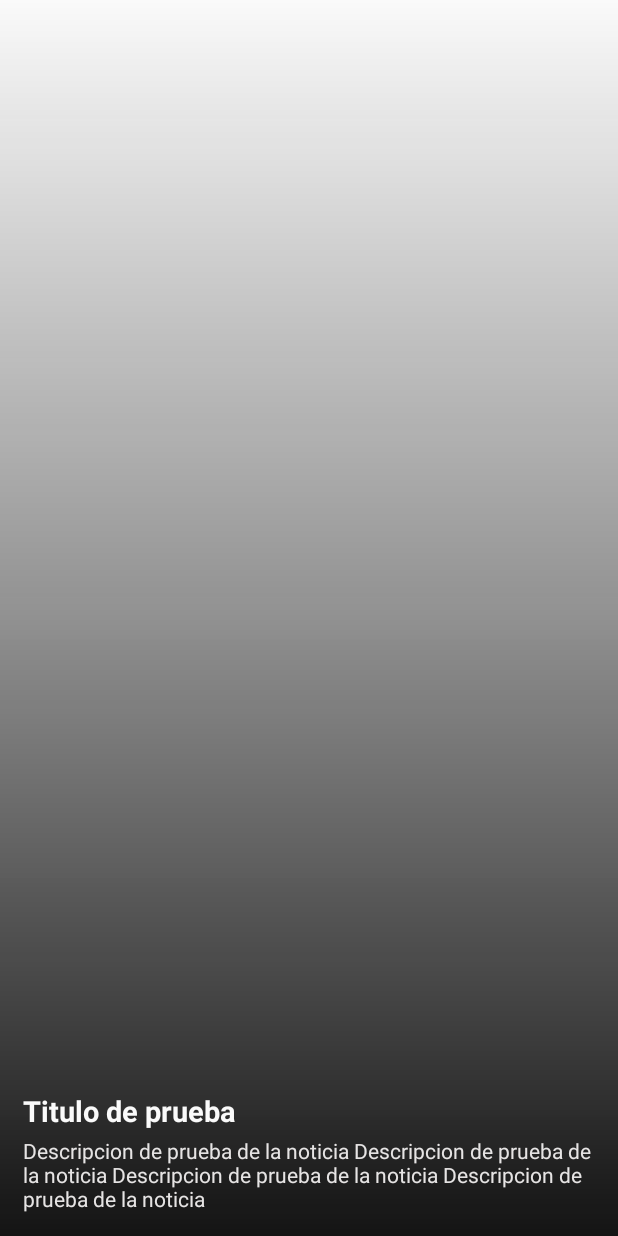
After one commit to CrissAlvarezH/NotiCorApp, an Android app: the layout fragment_slider.xml on its own in the app's theme, with its tools: preview values and no code run, on a phone screen of 412 x 824 dp. The commit adds this screen. Run offline under Robolectric (Android 15) with nearby library versions, the light colour scheme and no system bars.

Commit message:
Add news banner to News Fragment

```diff
--- a/app/src/main/java/helpers/cristian/com/ubiety/MainActivity.java
+++ b/app/src/main/java/helpers/cristian/com/ubiety/MainActivity.java
@@ -92,8 +92,11 @@ public class MainActivity extends AppCompatActivity  implements View.OnClickList
         dbManager = new DBManager(this);
 
         if ( dbManager.getUsuarioLogeado() == null ) {
+            /*
+             * Si no está logueado se sobre-entiende que es un estudiante
+             */
 
-            FirebaseMessaging.getInstance().subscribeToTopic("Estudiantes")
+            FirebaseMessaging.getInstance().subscribeToTopic("ESTUDIANTE")
                     .addOnSuccessListener(new OnSuccessListener<Void>() {
                 @Override
                 public void onSuccess(Void aVoid) {
@@ -365,6 +368,7 @@ public class MainActivity extends AppCompatActivity  implements View.OnClickList
                                 dbManager.insertarFacultades( resServer.getFacultades() );
                                 dbManager.insertarNotificaciones( resServer.getNotificaciones() );
                                 dbManager.insertarCarreras( resServer.getCarreras() );
+                                dbManager.insertarNoticias( resServer.getNoticias() );
 
                                 runOnUiThread(new Runnable() {
                                     @Override
--- a/app/src/main/java/helpers/cristian/com/ubiety/NoticiasCarreraActivity.java
+++ b/app/src/main/java/helpers/cristian/com/ubiety/NoticiasCarreraActivity.java
@@ -126,7 +126,6 @@ public class NoticiasCarreraActivity extends AppCompatActivity {
 
     private class PagerBanners extends FragmentPagerAdapter {
         private ArrayList<Fragment> fragmentos;
-        private ArrayList<Noticia> banners = new ArrayList<>();
 
         public PagerBanners(FragmentManager fm, ArrayList<Noticia> banners) {
             super(fm);
@@ -134,7 +133,7 @@ public class NoticiasCarreraActivity extends AppCompatActivity {
             fragmentos = new ArrayList<>();
 
             for (Noticia banner : banners) {
-                fragmentos.add( SliderFragment.getInstanciaBanner(banner) );
+                fragmentos.add( SliderFragment.getInstanciaNoticia(banner) );
             }
         }
 
@@ -162,7 +161,7 @@ public class NoticiasCarreraActivity extends AppCompatActivity {
             fragmentos = new ArrayList<>();
 
             for (Noticia banner : banners) {
-                fragmentos.add( SliderFragment.getInstanciaBanner(banner) );
+                fragmentos.add( SliderFragment.getInstanciaNoticia(banner) );
             }
 
             notifyDataSetChanged();
--- a/app/src/main/java/helpers/cristian/com/ubiety/utilidades/Constantes.java
+++ b/app/src/main/java/helpers/cristian/com/ubiety/utilidades/Constantes.java
@@ -1,6 +1,8 @@
 package helpers.cristian.com.ubiety.utilidades;
 
 public class Constantes {
+
+    public static final String TAG_DEBUG = "TagDebug";
 
     public interface URLs {
         String BASE_URL = "http://192.168.1.4/";
--- /dev/null
+++ b/app/src/main/res/drawable/negro_semitrans_gradient.xml
@@ -0,0 +1,11 @@
+<?xml version="1.0" encoding="utf-8"?>
+<shape xmlns:android="http://schemas.android.com/apk/res/android"
+    android:shape="rectangle">
+
+    <gradient
+        android:angle="90"
+        android:startColor="#eb000000"
+        android:centerColor="#6e060606"
+        android:endColor="#00000000"/>
+
+</shape>
--- a/app/src/main/res/layout/fragment_facultades.xml
+++ b/app/src/main/res/layout/fragment_facultades.xml
@@ -7,6 +7,7 @@
     tools:context=".fragmentos.FacultadesFragment">
 
     <LinearLayout
+        android:descendantFocusability="blocksDescendants"
         android:paddingBottom="20dp"
         android:layout_width="match_parent"
         android:layout_height="match_parent"
@@ -25,7 +26,6 @@
             android:textSize="18sp" />
 
         <android.support.v4.view.ViewPager
-            android:visibility="gone"
             android:id="@+id/pager_noticias"
             android:layout_width="match_parent"
             android:layout_height="200dp" />
--- /dev/null
+++ b/app/src/main/res/layout/fragment_slider.xml
@@ -0,0 +1,46 @@
+<?xml version="1.0" encoding="utf-8"?>
+<FrameLayout xmlns:android="http://schemas.android.com/apk/res/android"
+    xmlns:tools="http://schemas.android.com/tools"
+    android:layout_width="match_parent"
+    android:layout_height="match_parent"
+    tools:context=".fragmentos.SliderFragment">
+
+    <ImageView
+        android:id="@+id/imagen"
+        android:layout_width="match_parent"
+        android:layout_height="match_parent"
+        android:scaleType="centerCrop" />
+
+    <LinearLayout
+        android:id="@+id/layout_texto_slider"
+        android:layout_width="match_parent"
+        android:layout_height="match_parent"
+        android:layout_gravity="bottom"
+        android:background="@drawable/negro_semitrans_gradient"
+        android:gravity="bottom"
+        android:orientation="vertical"
+        android:paddingLeft="15dp"
+        android:paddingTop="50dp"
+        android:paddingRight="15dp"
+        android:paddingBottom="15dp">
+
+        <TextView
+            android:id="@+id/txt_titulo_noticia_slider"
+            android:layout_width="match_parent"
+            android:layout_height="wrap_content"
+            android:layout_marginBottom="4dp"
+            android:text="Titulo de prueba"
+            android:textColor="#fafafa"
+            android:textSize="19sp"
+            android:textStyle="bold" />
+
+        <TextView
+            android:id="@+id/txt_descripcion_slider"
+            android:layout_width="match_parent"
+            android:layout_height="wrap_content"
+            android:text="Descripcion de prueba de la noticia Descripcion de prueba de la noticia Descripcion de prueba de la noticia Descripcion de prueba de la noticia "
+            android:textColor="#e6e4e4" />
+
+    </LinearLayout>
+
+</FrameLayout>
```
Also changed, not shown: app/src/main/java/helpers/cristian/com/ubiety/basedatos/DBHelper.java (+13 -0 lines), app/src/main/java/helpers/cristian/com/ubiety/basedatos/DBManager.java (+44 -0 lines), app/src/main/java/helpers/cristian/com/ubiety/fragmentos/FacultadesFragment.java (+60 -0 lines), app/src/main/java/helpers/cristian/com/ubiety/fragmentos/SliderFragment.java (+33 -4 lines), app/src/main/java/helpers/cristian/com/ubiety/modelos/Noticia.java (+35 -2 lines), app/src/main/res/layout/fragment_imagen.xml (deleted, +0 -13 lines).
